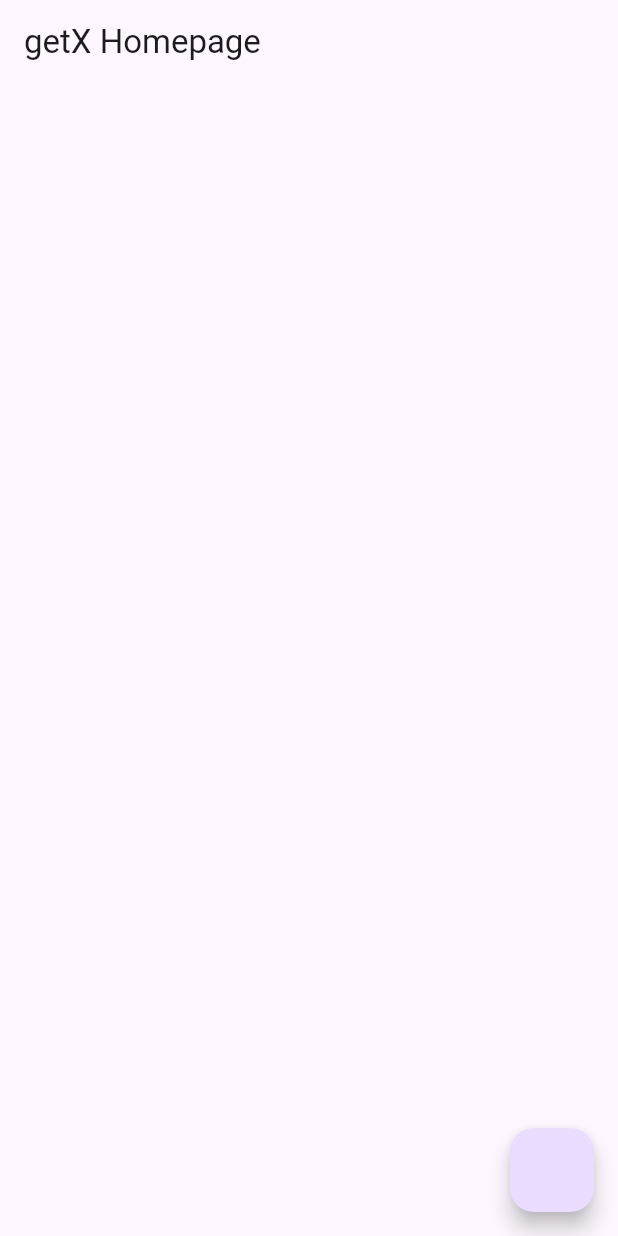
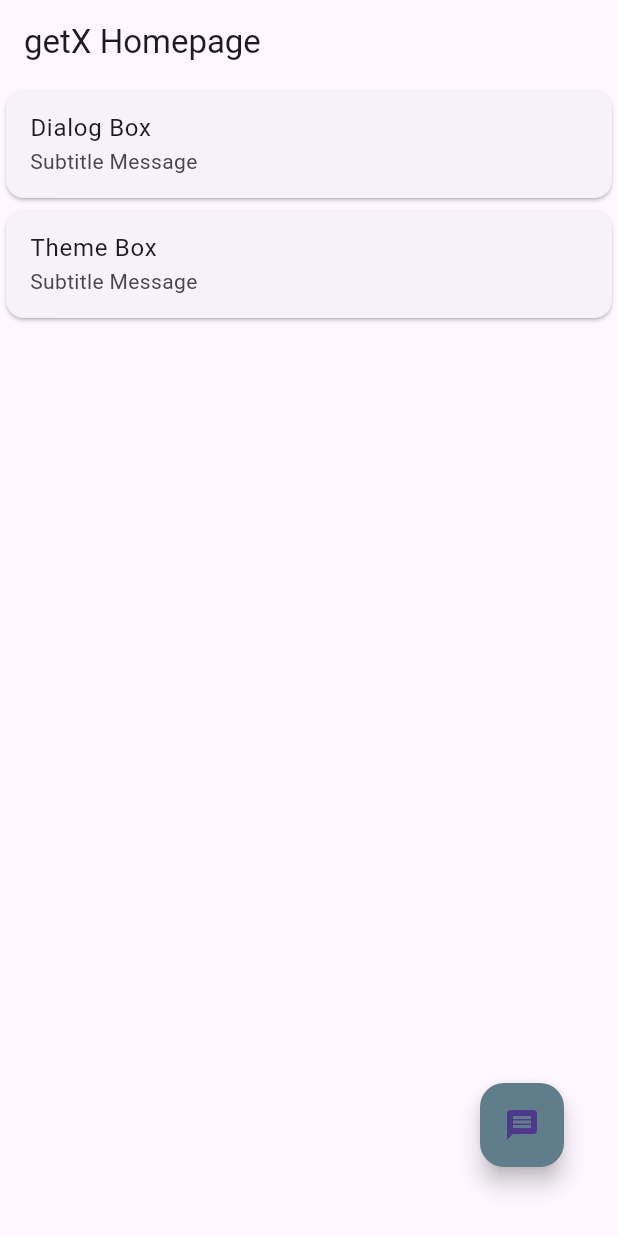
Before and after one commit to pradiptapaniya2023/statemanagement_getx, a Flutter app: the screen it shows after launch, on a phone screen of 412 x 824 dp. Run offline on Flutter 3.47's test engine with Material 3 defaults, Android fonts, the light colour scheme and no system bars; our stand-ins replace get.

Commit message:
01/08/2024

```diff
--- a/lib/home_screen.dart
+++ b/lib/home_screen.dart
@@ -10,10 +10,67 @@ class HomeScreen extends StatelessWidget {
       appBar: AppBar(
         title: const Text("getX Homepage"),
       ),
-      body: const Column(
-        children: [],
+      body: Column(
+        children: [
+          Card(
+            child: ListTile(
+              title: const Text("Dialog Box"),
+              subtitle: const Text("Subtitle Message"),
+              onTap: () {
+                Get.defaultDialog(
+                    title: "Delete Chat",
+                    cancel: TextButton(
+                        onPressed: () {
+                          Get.back();
+                        },
+                        child: const Text("CANCEL")),
+                    confirm: TextButton(
+                        onPressed: () {}, child: const Text("OKAY")));
+              },
             ),
-      floatingActionButton: FloatingActionButton(
+          ),
+          Card(
+            child: ListTile(
+              title: const Text("Theme Box"),
+              subtitle: const Text("Subtitle Message"),
+              onTap: () {
+                Get.bottomSheet(Container(
+                  decoration: BoxDecoration(
+                      color: Colors.grey,
+                      borderRadius: BorderRadius.circular(30)),
+                  child: Column(
+                    children: [
+                      ListTile(
+                        leading: const Icon(Icons.light_mode),
+                        title: const Text("Light Theme"),
+                        onTap: () {
+                          Get.changeTheme(ThemeData.light());
+                        },
+                      ),
+                      ListTile(
+                        leading: const Icon(Icons.dark_mode),
+                        title: const Text("Dark Theme"),
+                        onTap: () {
+                          Get.changeTheme(ThemeData.dark());
+                          debugPrint("|Enter Dark Btn|");
+                        },
+                      ),
+                    ],
+                  ),
+                ));
+              },
+            ),
+          ),
+        ],
+      ),
+      floatingActionButton: Padding(
+        padding: const EdgeInsets.only(
+          bottom: 30,
+          right: 20,
+        ),
+        child: FloatingActionButton(
+          backgroundColor: Colors.blueGrey,
+          child: const Icon(Icons.message),
           onPressed: () {
             //Using getX
             Get.snackbar("Msg using getX", "Okay!",
@@ -24,6 +81,7 @@ class HomeScreen extends StatelessWidget {
                 .showSnackBar(const SnackBar(content: Text("Processing Data")));
           },
         ),
+      ),
     );
   }
 }
--- a/lib/main.dart
+++ b/lib/main.dart
@@ -3,21 +3,10 @@ import 'package:get/get.dart';
 import 'home_screen.dart';
 
 void main() {
-  runApp(const MyApp());
+  runApp(const GetMaterialApp(
+    debugShowCheckedModeBanner: false,
+    home: HomeScreen(),
+  ));
 }
 
-class MyApp extends StatelessWidget {
-  const MyApp({super.key});
-
-  @override
-  Widget build(BuildContext context) {
-    return GetMaterialApp(
-      debugShowCheckedModeBanner: false,
-      theme: ThemeData(
-        colorScheme: ColorScheme.fromSeed(seedColor: Colors.deepPurple),
-        useMaterial3: true,
-      ),
-      home: const HomeScreen(),
-    );
-  }
-}
+// Theme Data Pending
```
Lines whose indentation alone changed are shown as unchanged.
